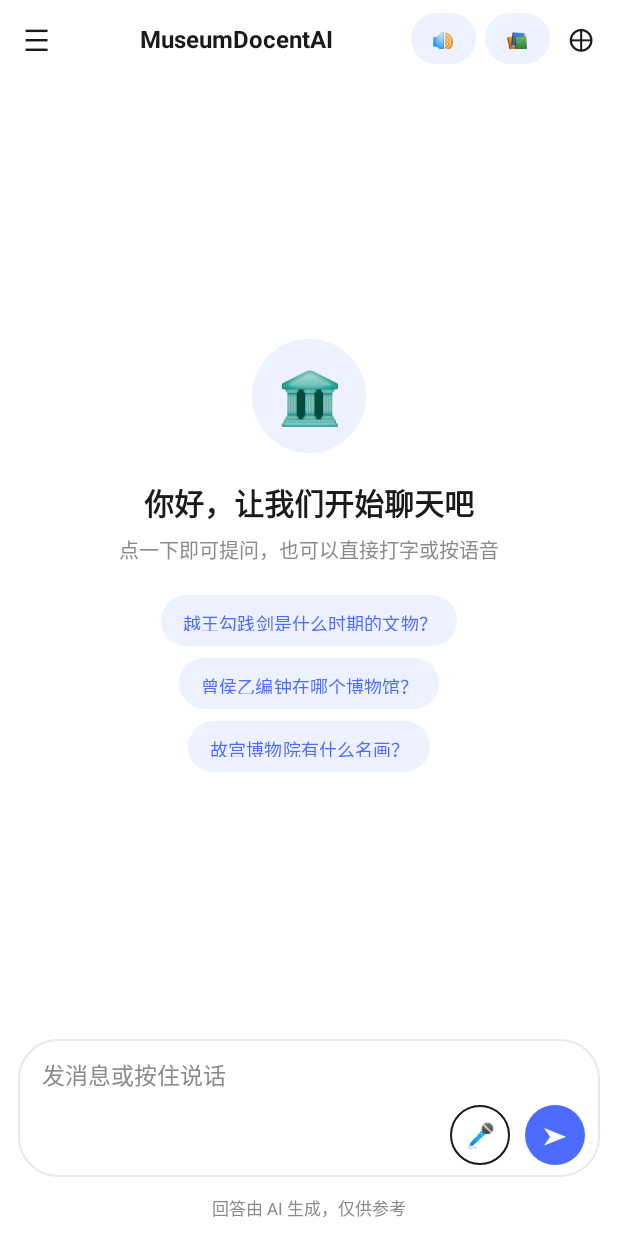
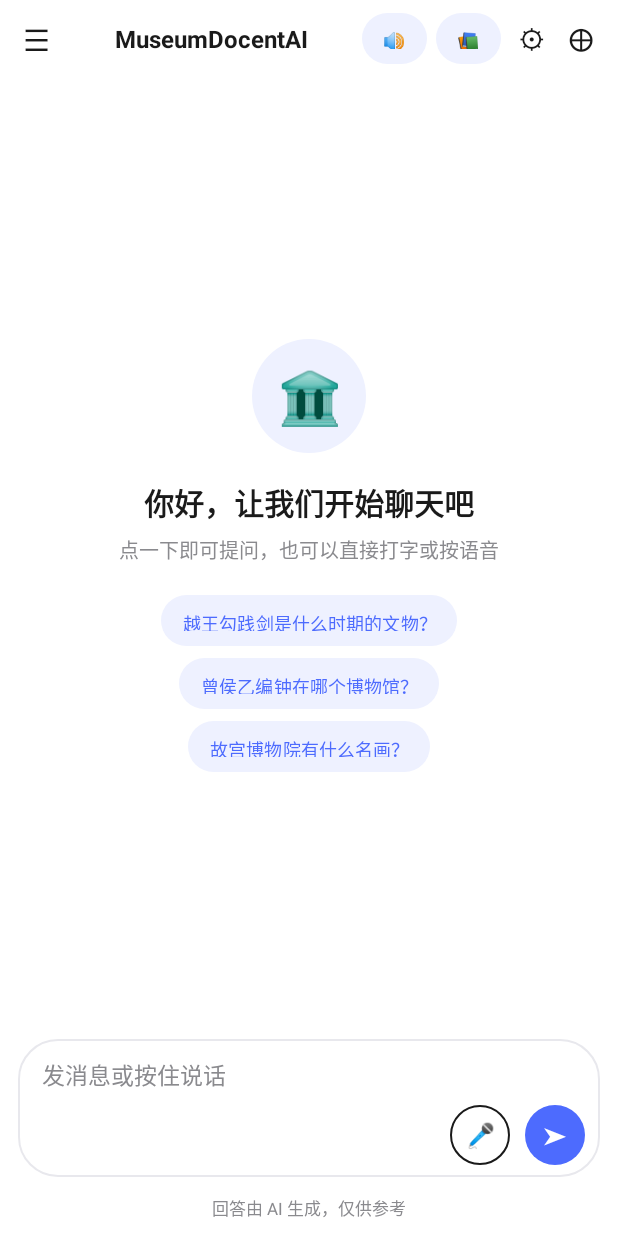
Before and after one commit to V1vy-v/MuseumDocentAI, an Android app: the screen it shows after launch (MainActivity), on a phone screen of 412 x 824 dp. Run offline under Robolectric (Android 15) with nearby library versions, the phone set to English and light mode, and no system bars.

Commit message:
服务器设置按钮从抽屉移到底部顶栏右上角（⚙）

```diff
--- a/app/src/main/java/com/example/museumdocentai/MainActivity.java
+++ b/app/src/main/java/com/example/museumdocentai/MainActivity.java
@@ -84,12 +84,12 @@ public class MainActivity extends AppCompatActivity {
         // 顶栏
         findViewById(R.id.btn_drawer).setOnClickListener(v -> openDrawer());
         findViewById(R.id.btn_new_chat).setOnClickListener(v -> startNewSession());
+        findViewById(R.id.btn_settings).setOnClickListener(v -> uiManager.showServerDialog());
 
         // 抽屉
         drawer = findViewById(R.id.drawer);
         scrim = findViewById(R.id.scrim);
         scrim.setOnClickListener(v -> closeDrawer());
-        findViewById(R.id.btn_drawer_settings).setOnClickListener(v -> uiManager.showServerDialog());
 
         editHistorySearch = findViewById(R.id.edit_history_search);
         editHistorySearch.addTextChangedListener(new TextWatcher() {
--- a/app/src/main/java/com/example/museumdocentai/ui/ChatUiManager.java
+++ b/app/src/main/java/com/example/museumdocentai/ui/ChatUiManager.java
@@ -111,7 +111,7 @@ public class ChatUiManager {
         btnVoice.setOnClickListener(v -> toggleVoiceReply());
 
         // 抽屉底部的"服务器"按钮：改后端地址（真机测试要填电脑的局域网 IP）
-        btnSettings = activity.findViewById(R.id.btn_drawer_settings);
+        btnSettings = activity.findViewById(R.id.btn_settings);
         if (btnSettings != null) {
             btnSettings.setOnClickListener(v -> showServerDialog());
         }
--- a/app/src/main/res/layout/activity_main.xml
+++ b/app/src/main/res/layout/activity_main.xml
@@ -62,6 +62,15 @@
                 android:layout_marginEnd="4dp"
                 android:contentDescription="@string/pill_browse"
                 android:text="@string/pill_browse"
+                tools:ignore="SpeakableTextPresentCheck" />
+
+            <Button
+                android:id="@+id/btn_settings"
+                style="@style/ToolbarIconButton"
+                android:contentDescription="@string/btn_settings"
+                android:text="@string/icon_settings"
+                android:textColor="@color/ds_text"
+                android:textSize="18sp"
                 tools:ignore="SpeakableTextPresentCheck" />
 
             <Button
@@ -297,13 +306,6 @@
             android:layout_marginTop="10dp"
             android:layout_weight="1"
             android:clipToPadding="false" />
-
-        <Button
-            android:id="@+id/btn_drawer_settings"
-            style="@style/DsPillButton"
-            android:layout_width="match_parent"
-            android:layout_height="42dp"
-            android:text="@string/btn_settings" />
     </LinearLayout>
 
 </FrameLayout>
```
